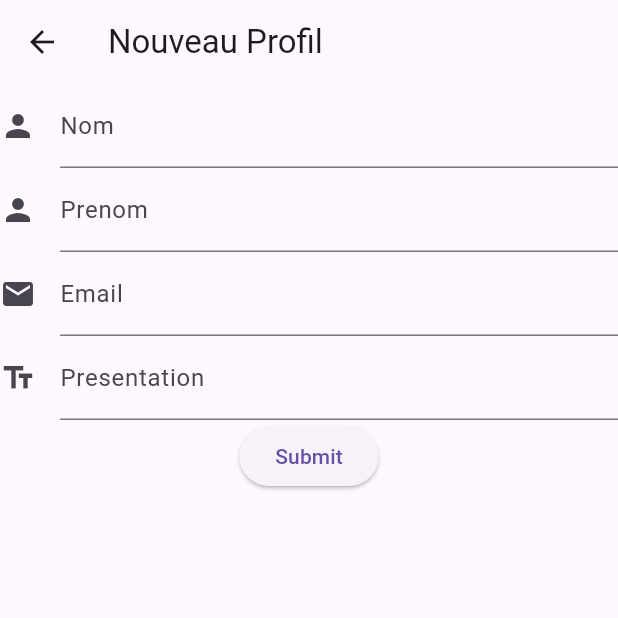
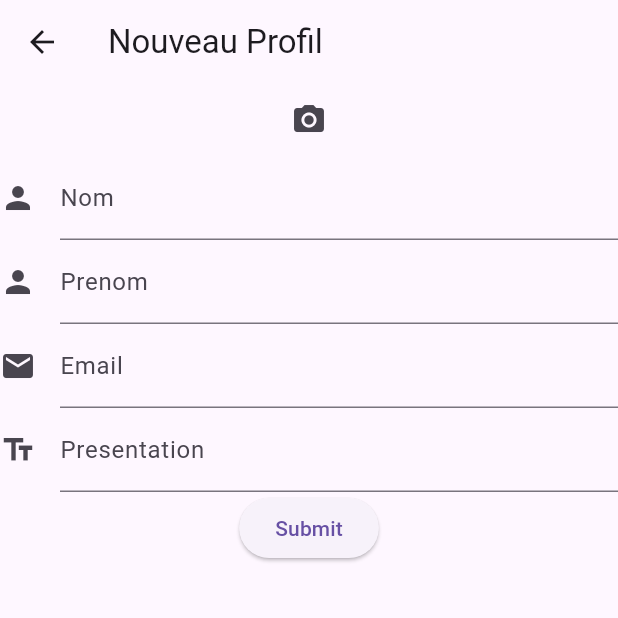
Before and after one commit to oulanbator/cours_flutter_profile_form, a Flutter app: the ProfilCreate screen opened directly, on a phone screen of 412 x 824 dp, the top half of it. Run offline on Flutter 3.47's test engine with Material 3 defaults, Android fonts, the light colour scheme and no system bars; our stand-ins replace image_picker; network calls fail.

Commit message:
Add an image picker to the form

```diff
--- /dev/null
+++ b/lib/components/ image_handler.dart
@@ -0,0 +1,93 @@
+import 'dart:io';
+import 'package:flutter/material.dart';
+import 'package:image_picker/image_picker.dart';
+
+import 'image_picker_modal.dart';
+
+class ImageHandler extends StatefulWidget {
+  final void Function(File) onImagePicked;
+  ImageHandler({required this.onImagePicked});
+
+  @override
+  _ImageHandlerState createState() => _ImageHandlerState();
+}
+
+class _ImageHandlerState extends State<ImageHandler> {
+  File? _image;
+
+  @override
+  Widget build(BuildContext context) {
+    return Column(
+      children: <Widget>[
+        _imageContainer(),
+        Row(
+          mainAxisAlignment: MainAxisAlignment.spaceAround,
+          children: <Widget>[
+            IconButton(
+              icon: const Icon(Icons.camera_alt),
+              onPressed: () => _showImagePickerModal(context),
+            ),
+            if (_image != null) // Only show the remove button if an image is selected
+              IconButton(
+                icon: const Icon(Icons.remove_circle),
+                onPressed: _removeImage,
+              ),
+          ],
+        ),
+      ],
+    );
+  }
+
+  Widget _imageContainer() {
+    if (_image != null) {
+      return Container(
+        width: 200.0,
+        height: 200.0,
+        child: ClipOval(
+          child: Image.file(_image!, fit: BoxFit.cover),
+        ),
+      );
+    }
+
+    return Container();
+  }
+
+  void _removeImage() {
+    setState(() {
+      _image = null;
+    });
+  }
+
+  void _showImagePickerModal(BuildContext context) {
+    showModalBottomSheet(
+      context: context,
+      builder: (BuildContext context) {
+        return ImagePickerModal(
+          onChoice: (source) => _pickImage(source),
+        );
+      },
+    );
+  }
+
+  Future<void> _pickImage(ImageSource source) async {
+    await ImagePicker()
+        .pickImage(
+          source: source,
+          maxHeight: 1000,
+          maxWidth: 1000,
+          imageQuality: 100,
+        )
+        .then((XFile? image) {
+          if (image != null) {
+            _setImage(File(image.path));
+          }
+        });
+  }
+
+  void _setImage(File image) {
+    setState(() {
+      _image = image;
+    });
+    widget.onImagePicked(image);
+  }
+}
--- a/lib/model/profil.dart
+++ b/lib/model/profil.dart
@@ -8,9 +8,9 @@ class Profil {
 
   Profil(
       {this.nom,
-      this.prenom,
-      this.presentation,
-      this.email});
+        this.prenom,
+        this.presentation,
+        this.email});
 
   Profil.fromJson(Map<String, dynamic> json)
       : nom = json["nom"] as String,
--- a/lib/screens/profil/profil_create.dart
+++ b/lib/screens/profil/profil_create.dart
@@ -1,11 +1,15 @@
+import 'dart:io';
+
 import 'package:cours_flutter_profile_form/service/profil_service.dart';
 import 'package:cours_flutter_profile_form/screens/home.dart';
 import 'package:flutter/material.dart';
+import 'package:image_picker/image_picker.dart';
 
+import '../../components/ image_handler.dart';
 import '../../model/profil.dart';
 
 class ProfilCreate extends StatefulWidget {
-  const ProfilCreate({super.key});
+  const ProfilCreate({Key? key}) : super(key: key);
 
   @override
   State<ProfilCreate> createState() => _ProfilCreateState();
@@ -14,6 +18,7 @@ class ProfilCreate extends StatefulWidget {
 class _ProfilCreateState extends State<ProfilCreate> {
   final _formKey = GlobalKey<FormState>();
   final _profil = Profil(nom: '', prenom: '', presentation: '', email: '');
+  File? _image;
 
   void _submitForm() async {
     final form = _formKey.currentState;
@@ -49,12 +54,20 @@ class _ProfilCreateState extends State<ProfilCreate> {
       appBar: AppBar(
         title: const Text("Nouveau Profil"),
       ),
-      body: Form(
+      body: SingleChildScrollView(
+        child: Form(
           key: _formKey,
           child: Column(
             children: <Widget>[
+              ImageHandler(
+                onImagePicked: (image) {
+                  setState(() {
+                    _image = image;
+                  });
+                },
+              ),
               TextFormField(
-              decoration: InputDecoration(labelText: 'Nom',icon: const Icon(Icons.person)),
+                decoration: const InputDecoration(labelText: 'Nom',icon: Icon(Icons.person)),
                 validator: (value) {
                   if (value == null || value.isEmpty || value.length < 3) {
                     return 'Please enter a valid name';
@@ -66,7 +79,7 @@ class _ProfilCreateState extends State<ProfilCreate> {
                 },
               ),
               TextFormField(
-              decoration: InputDecoration(labelText: 'Prenom',icon: const Icon(Icons.person)),
+                decoration: const InputDecoration(labelText: 'Prenom',icon: Icon(Icons.person)),
                 validator: (value) {
                   if (value == null || value.isEmpty || value.length < 2) {
                     return 'Please enter a valid prenom';
@@ -78,7 +91,7 @@ class _ProfilCreateState extends State<ProfilCreate> {
                 },
               ),
               TextFormField(
-              decoration: InputDecoration(labelText: 'Email',icon: const Icon(Icons.email)),
+                decoration: const InputDecoration(labelText: 'Email',icon: Icon(Icons.email)),
                 validator: (value) {
                   if (value == null || value.isEmpty || !value.contains('@')) {
                     return 'Please enter a valid email';
@@ -90,7 +103,7 @@ class _ProfilCreateState extends State<ProfilCreate> {
                 },
               ),
               TextFormField(
-              decoration: InputDecoration(labelText: 'Presentation',icon: const Icon(Icons.text_fields)),
+                decoration: const InputDecoration(labelText: 'Presentation',icon: Icon(Icons.text_fields)),
                 validator: (value) {
                   if (value == null || value.isEmpty || value.length < 20) {
                     return 'Please enter a valid presentation';
@@ -103,9 +116,10 @@ class _ProfilCreateState extends State<ProfilCreate> {
               ),
               ElevatedButton(
                 onPressed: _submitForm,
-              child: Text('Submit'),
+                child: const Text('Submit'),
               ),
             ],
+          ),
         ),
       ),
     );
--- a/pubspec.yaml
+++ b/pubspec.yaml
@@ -10,6 +10,7 @@ dependencies:
   flutter:
     sdk: flutter
   http: ^1.2.1
+  image_picker: ^1.0.7
 
 dev_dependencies:
   flutter_test:
```
Also changed, not shown: lib/components/image_picker_modal.dart (added, +32 -0 lines), pubspec.lock, 2 other files. Lines whose indentation alone changed are shown as unchanged.
